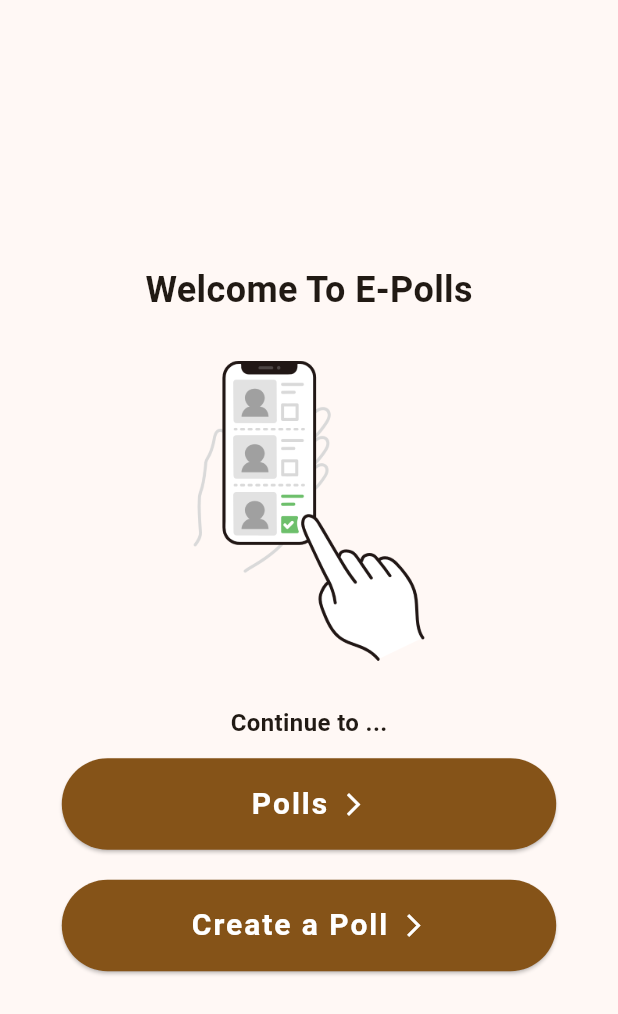
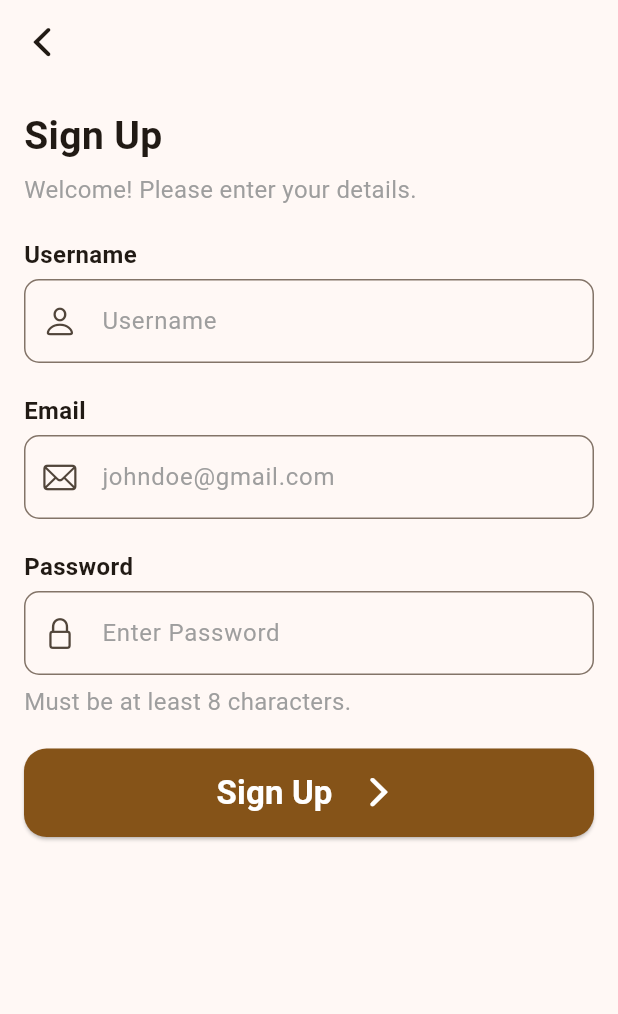
Before and after one commit to Pamuah/E_Poll, a Flutter app: the screen it shows after launch, on a phone screen of 412 x 824 dp. Shown: the top 1014 px of the screen. Run offline on Flutter 3.47's test engine with Material 3 defaults, Android fonts, the phone set to English and light mode, and no system bars.

Commit message:
sign up screen

```diff
--- /dev/null
+++ b/lib/Screens/sign_up.dart
@@ -0,0 +1,150 @@
+import 'package:e_polls/widget/custom_button.dart';
+import 'package:e_polls/widget/custom_textfield.dart';
+import 'package:flutter/cupertino.dart';
+import 'package:flutter/material.dart';
+
+class SignUpPage extends StatefulWidget {
+  static const routeName = "/sign_up";
+  const SignUpPage({super.key});
+
+  @override
+  State<SignUpPage> createState() => _SignUpPageState();
+}
+
+class _SignUpPageState extends State<SignUpPage> {
+  TextEditingController emailController = TextEditingController();
+  TextEditingController usernameController = TextEditingController();
+  TextEditingController passwordController = TextEditingController();
+
+  @override
+  void dispose() {
+    emailController.dispose();
+    usernameController.dispose();
+    passwordController.dispose();
+    // TODO: implement dispose
+    super.dispose();
+  }
+
+  @override
+  Widget build(BuildContext context) {
+    final colorscheme = Theme.of(context).colorScheme;
+    return Scaffold(
+        appBar: AppBar(
+          leading: IconButton(
+              onPressed: () {},
+              icon: const Icon(
+                CupertinoIcons.back,
+                size: 30,
+              )),
+          elevation: 0,
+          backgroundColor: Colors.transparent,
+        ),
+        backgroundColor: colorscheme.surface,
+        body: Center(
+          child: Padding(
+            padding: const EdgeInsets.all(16.0),
+            child: Column(
+                mainAxisAlignment: MainAxisAlignment.start,
+                crossAxisAlignment: CrossAxisAlignment.start,
+                children: [
+                  Text(
+                    "Sign Up",
+                    style: TextStyle(
+                      fontSize: 26,
+                      color: colorscheme.onSurface,
+                      fontWeight: FontWeight.w600,
+                    ),
+                  ),
+                  const Padding(
+                    padding: EdgeInsets.only(
+                      top: 6.0,
+                      bottom: 20,
+                    ),
+                    child: Text(
+                      "Welcome! Please enter your details.",
+                      style: TextStyle(
+                        fontSize: 16,
+                        color: Colors.grey,
+                        fontWeight: FontWeight.w400,
+                      ),
+                    ),
+                  ),
+                  Text(
+                    "Username",
+                    style: TextStyle(
+                      fontSize: 16,
+                      color: colorscheme.onSurface,
+                      fontWeight: FontWeight.w600,
+                    ),
+                  ),
+                  Padding(
+                    padding: const EdgeInsets.only(top: 5.0, bottom: 20),
+                    child: CustomTextField(
+                      label: "Username",
+                      icon: const Icon(CupertinoIcons.person),
+                      controller: usernameController,
+                    ),
+                  ),
+                  Text(
+                    "Email",
+                    style: TextStyle(
+                      fontSize: 16,
+                      color: colorscheme.onSurface,
+                      fontWeight: FontWeight.w600,
+                    ),
+                  ),
+                  Padding(
+                    padding: const EdgeInsets.only(top: 5.0, bottom: 20),
+                    child: CustomTextField(
+                      label: "johndoe@gmail.com",
+                      icon: const Icon(CupertinoIcons.mail),
+                      controller: emailController,
+                    ),
+                  ),
+                  Text(
+                    "Password",
+                    style: TextStyle(
+                      fontSize: 16,
+                      color: colorscheme.onSurface,
+                      fontWeight: FontWeight.w600,
+                    ),
+                  ),
+                  Padding(
+                    padding: const EdgeInsets.only(
+                      top: 5.0,
+                    ),
+                    child: CustomTextField(
+                      label: "Enter Password",
+                      icon: const Icon(CupertinoIcons.padlock),
+                      controller: passwordController,
+                    ),
+                  ),
+                  const Padding(
+                    padding: EdgeInsets.only(
+                      top: 6.0,
+                      bottom: 20,
+                    ),
+                    child: Text(
+                      "Must be at least 8 characters.",
+                      style: TextStyle(
+                        fontSize: 16,
+                        color: Colors.grey,
+                        fontWeight: FontWeight.w400,
+                      ),
+                    ),
+                  ),
+                  CustomElevatedButton(
+                      width: double.infinity,
+                      text: "Sign Up",
+                      onPressed: () {},
+                      backgroundColor: colorscheme.primary,
+                      textColor: colorscheme.onPrimary,
+                      borderRadius: 15.0,
+                      padding:
+                          EdgeInsets.symmetric(horizontal: 40, vertical: 14),
+                      fontSize: 22)
+                ]),
+          ),
+        ));
+  }
+}
--- a/lib/const/routes.dart
+++ b/lib/const/routes.dart
@@ -1,10 +1,14 @@
 import 'package:e_polls/Screens/landing.dart';
+
 import 'package:flutter/material.dart';
+
+import '../Screens/sign_Up.dart';
 
 class AppRoutes {
   Map<String, WidgetBuilder> getRoutes() {
     return {
       LandingPage.routeName: (context) => const LandingPage(),
+      SignUpPage.routeName: (context) => const SignUpPage(),
     };
   }
 }
--- a/lib/main.dart
+++ b/lib/main.dart
@@ -1,4 +1,5 @@
 import 'package:e_polls/Screens/landing.dart';
+import 'package:e_polls/Screens/sign_Up.dart';
 import 'package:e_polls/const/theme.dart';
 import 'package:flutter/material.dart';
 
@@ -15,7 +16,7 @@ class MyApp extends StatelessWidget {
       theme: themeData(context),
       debugShowCheckedModeBanner: false,
       // initialRoute: LandingPage.routeName,
-      home: const LandingPage(),
+      home: const SignUpPage(),
     );
   }
 }
--- /dev/null
+++ b/lib/widget/custom_button.dart
@@ -0,0 +1,66 @@
+import 'package:flutter/cupertino.dart';
+import 'package:flutter/material.dart';
+
+class CustomElevatedButton extends StatelessWidget {
+  final String text;
+  final VoidCallback onPressed;
+  final Color backgroundColor;
+  final Color textColor;
+  final double borderRadius;
+  final EdgeInsets padding;
+  final double fontSize;
+  final double? width;
+  final Icon? icon;
+
+  const CustomElevatedButton(
+      {super.key,
+      required this.text,
+      required this.onPressed,
+      required this.backgroundColor,
+      required this.textColor,
+      required this.borderRadius,
+      required this.padding,
+      required this.fontSize,
+      this.width,
+      this.icon});
+
+  @override
+  Widget build(BuildContext context) {
+    final colorscheme = Theme.of(context).colorScheme;
+    return SizedBox(
+      width: width,
+      child: ElevatedButton(
+        style: ElevatedButton.styleFrom(
+          backgroundColor: backgroundColor,
+          padding: padding,
+          shape: RoundedRectangleBorder(
+            borderRadius: BorderRadius.circular(borderRadius),
+          ),
+        ),
+        onPressed: onPressed,
+        child: Row(
+          mainAxisAlignment: MainAxisAlignment.center,
+          crossAxisAlignment: CrossAxisAlignment.center,
+          children: [
+            Text(
+              text,
+              style: TextStyle(
+                color: textColor,
+                fontSize: fontSize,
+                fontWeight: FontWeight.bold,
+              ),
+            ),
+            Padding(
+              padding: const EdgeInsets.only(left: 16.0),
+              child: Icon(
+                CupertinoIcons.forward,
+                size: 30,
+                color: colorscheme.onPrimary,
+              ),
+            )
+          ],
+        ),
+      ),
+    );
+  }
+}
--- /dev/null
+++ b/lib/widget/custom_textfield.dart
@@ -0,0 +1,28 @@
+import 'package:flutter/material.dart';
+
+class CustomTextField extends StatelessWidget {
+  const CustomTextField({
+    super.key,
+    required this.label,
+    this.icon,
+    required this.controller,
+  });
+
+  final String label;
+  final Icon? icon;
+  final TextEditingController controller;
+  @override
+  Widget build(BuildContext context) {
+    return TextField(
+      controller: controller,
+      decoration: InputDecoration(
+        border: OutlineInputBorder(
+          borderRadius: BorderRadius.circular(10),
+        ),
+        hintText: label,
+        hintStyle: const TextStyle(color: Colors.grey),
+        prefixIcon: icon,
+      ),
+    );
+  }
+}
```
